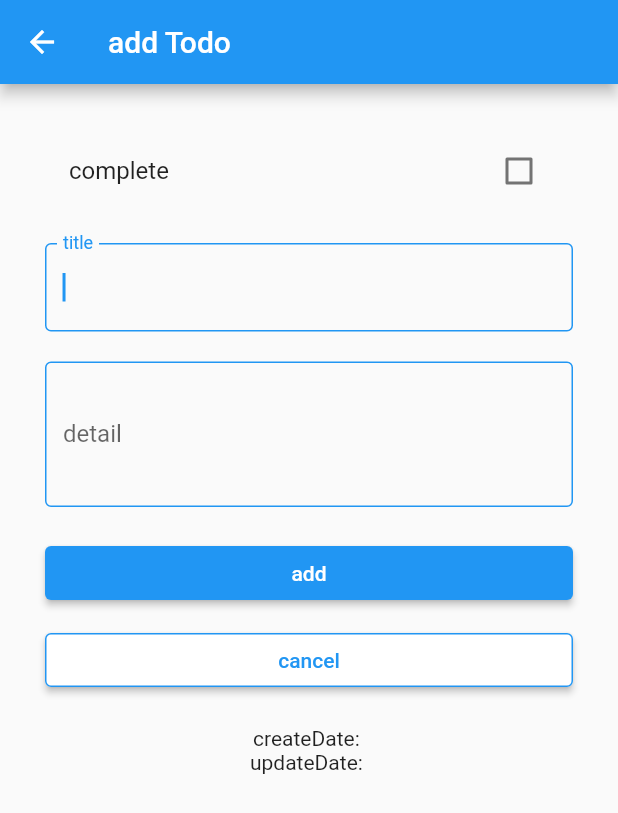
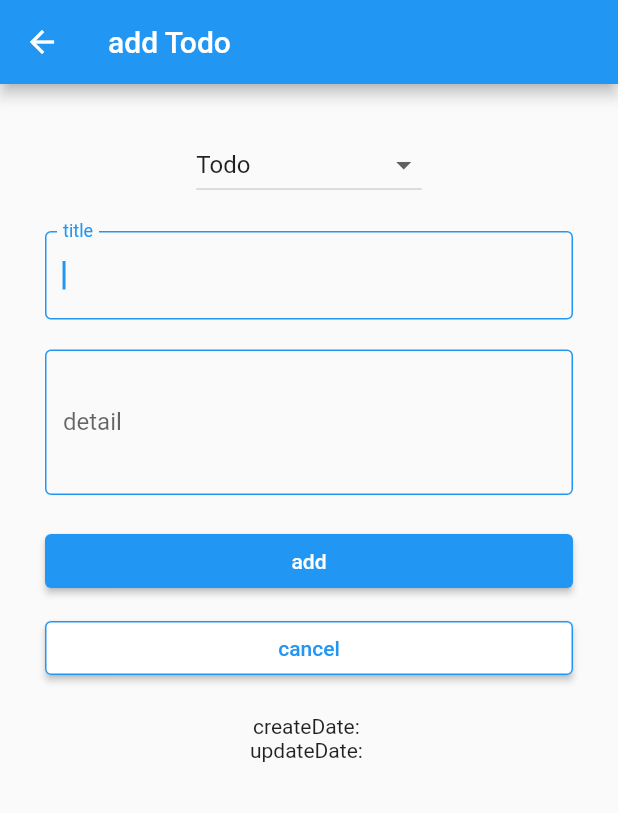
Before and after one commit to Jp-ryos/flutter-test, a Flutter app: the screen it shows after launch, after a tap on the "add" icon, on a phone screen of 412 x 824 dp. Shown: the top 813 px of the screen. Run offline on Flutter 3.47's test engine with Material 2 defaults, Android fonts, the phone set to English and light mode, and no system bars; our stand-ins replace flutter_slidable, shared_preferences.

Commit message:
[TODO_N-001] ステータスを追加

```diff
--- a/lib/todo.dart
+++ b/lib/todo.dart
@@ -1,3 +1,5 @@
+import 'package:flutter_application_1/todo_status.dart';
+
 /// Todoモデルのクラス
 ///
 /// 以下の責務を持つ
@@ -21,6 +23,8 @@ class Todo {
   /// 更新日時
   late String updateDate;
 
+  late String status;
+
   /// コンストラクタ
   Todo(
     this.id,
@@ -29,6 +33,7 @@ class Todo {
     this.isComplete,
     this.createDate,
     this.updateDate,
+    this.status
   );
 
   /// TodoモデルをMapに変換する(保存時に使用)
@@ -39,7 +44,8 @@ class Todo {
       'detail': detail,
       'isComplete': isComplete,
       'createDate': createDate,
-      'updateDate': updateDate
+      'updateDate': updateDate,
+      'status': status
     };
   }
 
@@ -51,5 +57,6 @@ class Todo {
     isComplete = json['isComplete'];
     createDate = json['createDate'];
     updateDate = json['updateDate'];
+    status = json['status'];
   }
 }
--- a/lib/todo_input_page.dart
+++ b/lib/todo_input_page.dart
@@ -1,4 +1,7 @@
+import 'dart:async';
+
 import 'package:flutter/material.dart';
+import 'package:flutter_application_1/todo_status.dart';
 import 'todo_list_store.dart';
 import 'todo.dart';
 
@@ -13,6 +16,7 @@ class TodoInputPage extends StatefulWidget {
 
 class _TodoInputPageState extends State<TodoInputPage> {
   final TodoListStore _store = TodoListStore();
+  final List<TodoStatus> _list = TodoStatus.values;
 
   late bool _isCreateTodo;
   late String _title;
@@ -20,18 +24,21 @@ class _TodoInputPageState extends State<TodoInputPage> {
   late bool _isComplete;
   late String _createDate;
   late String _updateDate;
+  late String _status;
 
   @override
   void initState() {
     super.initState();
     var todo = widget.todo;
 
+print(todo?.status);
     _title = todo?.title ?? "";
     _detail = todo?.detail ?? "";
     _isComplete = todo?.isComplete ?? false;
     _createDate = todo?.createDate ?? "";
     _updateDate = todo?.updateDate ?? "";
     _isCreateTodo = todo == null;
+    _status = todo?.status ?? TodoStatus.Todo.name;
   }
 
   @override
@@ -44,12 +51,18 @@ class _TodoInputPageState extends State<TodoInputPage> {
         padding: const EdgeInsets.all(30),
         child: Column(
           children: <Widget>[
-            CheckboxListTile(
-              title: const Text('complete'),
-              value: _isComplete,
-              onChanged: (bool? value) {
+            DropdownButton(
+              items: _list.map<DropdownMenuItem<String>>((TodoStatus val) {
+                  return DropdownMenuItem<String>(
+                    value: val.name,
+                    child: Text(val.name),
+                  );
+              }).toList(),
+              value: _status,
+              onChanged: (String? value) {
                 setState(() {
-                  _isComplete =  value ?? false;
+                  _status = value!;
+                  print("set Status $_status");
                 });
               },
             ),
@@ -77,7 +90,7 @@ class _TodoInputPageState extends State<TodoInputPage> {
             ),
 
             const SizedBox(height: 20),
-            const TextField(
+            TextField(
               keyboardType: TextInputType.multiline,
               maxLines: null,
               minLines: 3,
@@ -94,6 +107,10 @@ class _TodoInputPageState extends State<TodoInputPage> {
                   ),
                 ),
               ),
+              controller: TextEditingController(text: _detail),
+              onChanged: (String value) {
+                _detail = value;
+              }
             ),
 
             const SizedBox(height: 20),
@@ -104,7 +121,8 @@ class _TodoInputPageState extends State<TodoInputPage> {
                   if (_isCreateTodo) {
                     _store.add(_isComplete, _title, _detail);
                   } else {
-                    _store.update(widget.todo!, _isComplete, _title, _detail);
+                    _store.update(widget.todo!, _isComplete, _title, _detail, _status);
+                    print("update Status $_status");
                   }
                   Navigator.of(context).pop();
                 },
--- a/lib/todo_list_store.dart
+++ b/lib/todo_list_store.dart
@@ -1,3 +1,4 @@
+import 'package:flutter_application_1/todo_status.dart';
 import 'package:shared_preferences/shared_preferences.dart';
 import 'dart:convert';
 import 'package:intl/intl.dart';
@@ -33,22 +34,27 @@ class TodoListStore {
   void add(bool isComplete, String title, String detail) {
     var id = count() == 0 ? 1 : _list.last.id + 1;
     var dateTime = getDateTime();
-    var todo = Todo(id, title, detail, isComplete, dateTime, dateTime);
+    var todo = Todo(id, title, detail, isComplete, dateTime, dateTime, TodoStatus.Todo.name);
     _list.add(todo);
     save();
   }
 
-  void update(Todo todo, bool isComplete, [String? title, String? detail]) {
+  void update(Todo todo, bool isComplete, [String? title, String? detail, String? status]) {
     todo.isComplete = isComplete;
 
     if (title != null) {
       todo.title = title;
-    } else if (detail != null) {
+    }
+    if (detail != null) {
       todo.detail = detail;
+    }
+    if (status != null) {
+      todo.status = status;
     }
 
     todo.updateDate = getDateTime();
     save();
+    print("save Status $status");
   }
 
   void delete(Todo todo) {
@@ -60,11 +66,13 @@ class TodoListStore {
     var prefs = await SharedPreferences.getInstance();
     var saveTargetList = _list.map((a) => json.encode(a.toJson())).toList();
     prefs.setStringList(_key, saveTargetList);
+    print(saveTargetList);
   }
 
   void load() async {
     var prefs = await SharedPreferences.getInstance();
     var loadTargetList = prefs.getStringList(_key) ?? [];
     _list = loadTargetList.map((a) => Todo.fromJson(json.decode(a))).toList();
+    print(loadTargetList);
   }
 }
--- /dev/null
+++ b/lib/todo_status.dart
@@ -0,0 +1,36 @@
+import 'package:flutter/foundation.dart';
+
+enum TodoStatus {
+  Todo(name: 'Todo'),
+  Under_Instabation(name: 'Under Instabation'),
+  Inprogress(name: 'Inprogress'),
+  Wating_Release(name: 'Wating Release'),
+  Testing(name: 'Testing'),
+  Done(name: 'Done'),
+  Canceled(name: 'Canceled');
+
+  const TodoStatus({ required this.name});
+
+  final String name;
+
+  factory TodoStatus.toEnum(String val) {
+
+    if (Todo.name == val) {
+      return Todo;
+    } else if (Under_Instabation.name == val) {
+      return Under_Instabation;
+    } else if (Inprogress.name == val) {
+      return Inprogress;
+    } else if (Wating_Release == val) {
+      return Wating_Release;
+    } else if (Testing.name == val) {
+      return Testing;
+    } else if (Done.name == val) {
+      return Done;
+    } else if (Canceled.name == val) {
+      return Canceled;
+    }
+
+    throw ArgumentError('引数が不正です argment=$val');
+  }
+}
```
